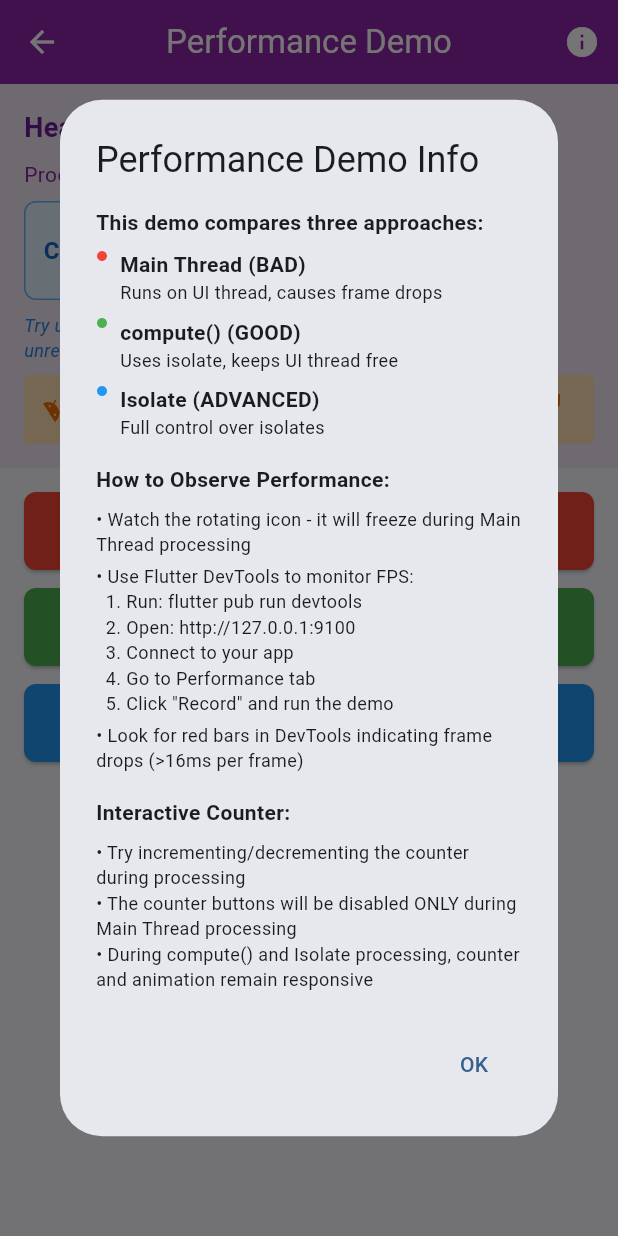
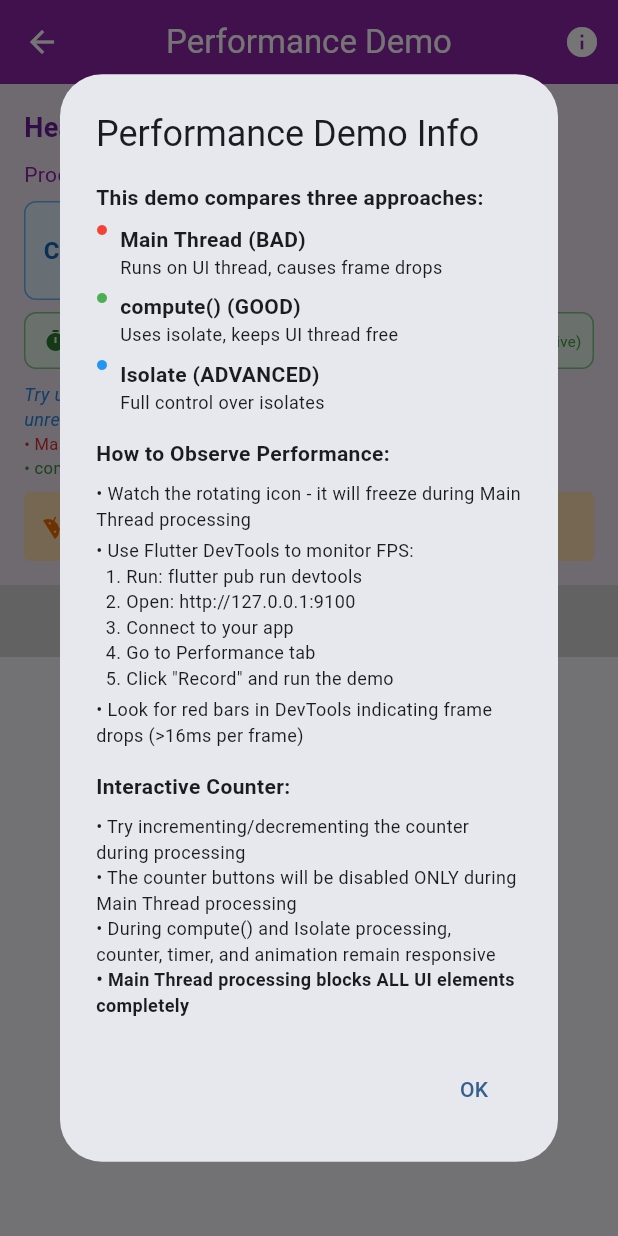
Before and after one commit to masrurimz/luar_sekolah_lms, a Flutter app: the PerformanceDemoPage screen opened by its route, after a tap on the "info" icon, on a phone screen of 412 x 824 dp. Run offline on Flutter 3.47's test engine with Material 3 defaults, Android fonts, the phone set to English and light mode, and no system bars; our stand-ins replace cloud_firestore, dio, firebase_auth, firebase_core, firebase_messaging, flutter_local_notifications and 3 more; accounts and stored records are empty; generated files the repository leaves out were written again; statements that could not run were skipped.

Commit message:
fix: properly demonstrate UI blocking with truly synchronous main thread processing
- Fixed main thread processing to remove all yields (setState, Future.delayed)
- Made main thread processing truly blocking without any UI updates during computation
- Added timer indicator to clearly show UI responsiveness differences
- Updated UI messaging to clearly explain expected behavior
- Increased computation intensity for clearer demonstration
- Main thread now blocks ALL UI (animation, counter, timer, navigation)
- compute() and Isolate keep ALL UI responsive as expected

```diff
--- a/lib/week11/presentation/pages/performance_demo_page.dart
+++ b/lib/week11/presentation/pages/performance_demo_page.dart
@@ -1,11 +1,14 @@
 // lib/week11/presentation/pages/performance_demo_page.dart
 import 'dart:math';
 import 'dart:isolate';
+import 'dart:async';
 
 import 'package:flutter/foundation.dart';
 import 'package:flutter/material.dart';
 
-const iterations = 6;
+import '../../utils/compute_utils.dart';
+
+const iterations = 1000; // High enough to demonstrate blocking
 
 class PerformanceDemoPage extends StatefulWidget {
   const PerformanceDemoPage({super.key});
@@ -21,25 +24,39 @@ class _PerformanceDemoPageState extends State<PerformanceDemoPage>
   String processTime = '';
   String currentMethod = '';
   int counter = 0; // Simple counter to demonstrate UI freezing
+  int timerCount = 0; // Timer to show UI responsiveness
   late AnimationController _animationController;
   late Animation<double> _animation;
+  late Timer _timer; // Timer for periodic updates
 
   @override
   void initState() {
     super.initState();
     _animationController = AnimationController(
-      duration: const Duration(milliseconds: 1000), // Faster animation for better visibility
+      duration: const Duration(
+        milliseconds: 1000,
+      ), // Faster animation for better visibility
       vsync: this,
     )..repeat();
     _animation = Tween<double>(
       begin: 0,
       end: 1, // Changed from 360 to 1 for turns property
     ).animate(_animationController);
+
+    // Start timer to show UI responsiveness
+    _timer = Timer.periodic(Duration(seconds: 1), (timer) {
+      if (!isProcessing) { // Only update timer when not processing
+        setState(() {
+          timerCount++;
+        });
+      }
+    });
   }
 
   @override
   void dispose() {
     _animationController.dispose();
+    _timer.cancel(); // Cancel the timer
     super.dispose();
   }
 
@@ -104,13 +121,50 @@ class _PerformanceDemoPageState extends State<PerformanceDemoPage>
                       SizedBox(width: 12),
                       IconButton(
                         icon: Icon(Icons.remove, color: Colors.blue[800]),
-                        onPressed: isProcessing ? null : () => setState(() => counter--),
+                        onPressed: isProcessing
+                            ? null
+                            : () => setState(() => counter--),
                         tooltip: 'Decrement counter',
                       ),
                       IconButton(
                         icon: Icon(Icons.add, color: Colors.blue[800]),
-                        onPressed: isProcessing ? null : () => setState(() => counter++),
+                        onPressed: isProcessing
+                            ? null
+                            : () => setState(() => counter++),
                         tooltip: 'Increment counter',
+                      ),
+                    ],
+                  ),
+                ),
+                SizedBox(height: 8),
+                // Timer to show UI responsiveness
+                Container(
+                  padding: EdgeInsets.symmetric(horizontal: 12, vertical: 8),
+                  decoration: BoxDecoration(
+                    color: Colors.green[50],
+                    borderRadius: BorderRadius.circular(8),
+                    border: Border.all(color: Colors.green[300]!),
+                  ),
+                  child: Row(
+                    mainAxisSize: MainAxisSize.min,
+                    children: [
+                      Icon(Icons.timer, color: Colors.green[800], size: 16),
+                      SizedBox(width: 8),
+                      Text(
+                        'Timer: $timerCount seconds',
+                        style: TextStyle(
+                          fontSize: 14,
+                          fontWeight: FontWeight.bold,
+                          color: Colors.green[800],
+                        ),
+                      ),
+                      SizedBox(width: 8),
+                      Text(
+                        '(updates every second when UI is responsive)',
+                        style: TextStyle(
+                          fontSize: 10,
+                          color: Colors.green[600],
+                        ),
                       ),
                     ],
                   ),
@@ -122,6 +176,20 @@ class _PerformanceDemoPageState extends State<PerformanceDemoPage>
                     fontSize: 12,
                     color: Colors.blue[600],
                     fontStyle: FontStyle.italic,
+                  ),
+                ),
+                Text(
+                  '• Main Thread: Counter/TIMER will FREEZE completely',
+                  style: TextStyle(
+                    fontSize: 11,
+                    color: Colors.red[700],
+                  ),
+                ),
+                Text(
+                  '• compute()/Isolate: Counter/TIMER remain responsive',
+                  style: TextStyle(
+                    fontSize: 11,
+                    color: Colors.green[700],
                   ),
                 ),
                 if (processTime.isNotEmpty) ...[
@@ -162,7 +230,7 @@ class _PerformanceDemoPageState extends State<PerformanceDemoPage>
                       SizedBox(width: 8),
                       Expanded(
                         child: Text(
-                          'UI Animation: Should always run smoothly (except during Main Thread processing)',
+                          'UI Animation: FREEZES during Main Thread processing, RUNS during compute()/Isolate',
                           style: TextStyle(
                             fontSize: 12,
                             fontWeight: FontWeight.bold,
@@ -207,6 +275,30 @@ class _PerformanceDemoPageState extends State<PerformanceDemoPage>
                 ),
               ],
             ),
+            SizedBox(height: 16),
+            Text(
+              'Click buttons below to test different processing methods:',
+              style: TextStyle(
+                fontSize: 14,
+                fontWeight: FontWeight.bold,
+                color: Colors.grey[700],
+              ),
+            ),
+            Text(
+              '• Main Thread: Blocks ALL UI (Animation, Counter, Timer, Navigation)',
+              style: TextStyle(
+                fontSize: 12,
+                color: Colors.red[700],
+              ),
+            ),
+            Text(
+              '• compute()/Isolate: Keeps ALL UI responsive',
+              style: TextStyle(
+                fontSize: 12,
+                color: Colors.green[700],
+              ),
+            ),
+            SizedBox(height: 8),
           ),
 
           // Results
@@ -229,7 +321,17 @@ class _PerformanceDemoPageState extends State<PerformanceDemoPage>
                         ),
                         SizedBox(height: 8),
                         Text(
-                          'Notice how the rotating icon freezes ONLY during Main Thread processing',
+                          'Notice how the rotating icon freezes during Main Thread processing',
+                          style: TextStyle(
+                            fontSize: 11,
+                            color: Colors.orange[700],
+                            fontStyle: FontStyle.italic,
+                          ),
+                          textAlign: TextAlign.center,
+                        ),
+                        SizedBox(height: 4),
+                        Text(
+                          'Counter and Timer also freeze during Main Thread processing',
                           style: TextStyle(
                             fontSize: 11,
                             color: Colors.orange[700],
@@ -322,21 +424,13 @@ class _PerformanceDemoPageState extends State<PerformanceDemoPage>
 
     final stopwatch = Stopwatch()..start();
 
-    // Heavy computation on main thread (BAD!)
-    // Reduce item count but keep computation intensive
+    // Heavy computation on main thread (BAD!) - Truly blocking without yields
+    // Process all items synchronously without any UI updates or delays
     for (int i = 1; i <= iterations; i++) {
-      final result = cpuIntensiveTask(i);
+      final result = _mainThreadIntensiveTask(i); // Use intensive task for main thread
       processedItems.add(result);
-
-      // Update UI more frequently to show progress and make freezing more apparent
-      if (i % 5 == 0) {
-        setState(() {}); // Update UI periodically
-      }
-
-      // Add small delay to make UI freezing more apparent
-      if (i % 25 == 0) {
-        await Future.delayed(Duration(milliseconds: 10));
-      }
+      // NO setState() calls during processing - this would yield to event loop
+      // NO Future.delayed() calls - this would yield to event loop
     }
 
     stopwatch.stop();
@@ -344,6 +438,69 @@ class _PerformanceDemoPageState extends State<PerformanceDemoPage>
       isProcessing = false;
       processTime = '${stopwatch.elapsedMilliseconds}ms (Main Thread)';
     });
+  }
+
+  /// Intensive CPU task specifically for main thread processing
+  /// This version is designed to truly block the UI to demonstrate the problem
+  String _mainThreadIntensiveTask(int value) {
+    // Create a very complex, non-optimizable computation
+    // Fibonacci-like recursive calculation with high recursion depth
+    double result = _expensiveRecursiveCalculation(
+      value % 25 + 15, // High recursion depth for main thread
+    );
+
+    // Add very complex mathematical operations with many iterations
+    for (int i = 0; i < 2000; i++) { // High iteration count
+      result = sqrt(result.abs()) * sin(result) + cos(result);
+      result = result * result * 0.001 + result * 0.1;
+      result = result + sqrt(result.abs() + 1.0);
+
+      // Matrix-like operations (simulated) with many iterations
+      for (int j = 0; j < 20; j++) { // High inner loop count
+        result = result * 1.001 + sqrt(result.abs()) * 0.01;
+        result = result / (result.abs() + 0.0001);
+
+        // Add more complex operations
+        result = result * sin(result) + cos(result) * 1.01;
+        result = result + sqrt(result.abs() + 2.0) * 0.5;
+
+        // Even more operations to increase intensity
+        result = result * result * 0.0001 + result * 0.01;
+        result = result + sqrt(result.abs() + 3.0) * 0.3;
+      }
+    }
+
+    return 'Processed Item $value: ${result.toStringAsFixed(2)}';
+  }
+
+  /// Very expensive recursive calculation for main thread processing
+  double _expensiveRecursiveCalculation(int n) {
+    if (n <= 1) return 1.0;
+
+    // Create branching recursive calls with high branching factor
+    double result = 0.0;
+    for (int i = 1; i <= 4; i++) { // High branching factor
+      if (n - i >= 0) {
+        result += _expensiveRecursiveCalculation(n - i) * (i * 0.1);
+      }
+    }
+
+    // Add many irrational number calculations
+    result += sqrt(2.0) * 3.14159 * 2.71828;
+    result = result * 1.61803; // Golden ratio
+    result += sqrt(3.0) * 2.71828 * 3.14159;
+    result = result * 2.71828; // Euler's number
+
+    // Add very complex operations with many iterations
+    for (int i = 0; i < 100; i++) { // High iteration count
+      result = sqrt(result.abs()) + sin(result) * cos(result);
+      result = result * 1.0001 + result / (result.abs() + 0.001);
+      result = result + sqrt(result.abs() + 1.5) * 0.3;
+      result = result * sin(result) + cos(result) * 0.7;
+      result = result + sqrt(result.abs() + 2.5) * 0.4;
+    }
+
+    return result;
   }
 
   void _processWithCompute() async {
@@ -359,7 +516,17 @@ class _PerformanceDemoPageState extends State<PerformanceDemoPage>
     final stopwatch = Stopwatch()..start();
 
     try {
-      final results = await compute(_processDataInBackground, 100);
+      // Add timeout protection to prevent indefinite waiting
+      final results = await compute(processDataInBackground, iterations)
+          .timeout(
+            Duration(seconds: 30),
+            onTimeout: () {
+              throw TimeoutException(
+                'Compute processing timed out',
+                Duration(seconds: 30),
+              );
+            },
+          );
 
       stopwatch.stop(); // Stop stopwatch before setState for consistency
       if (!context.mounted) return;
@@ -393,9 +560,24 @@ class _PerformanceDemoPageState extends State<PerformanceDemoPage>
 
     try {
       final receivePort = ReceivePort();
-      await Isolate.spawn(_processDataInIsolate, [receivePort.sendPort, 100]);
+      await Isolate.spawn(processDataInIsolate, [
+        receivePort.sendPort,
+        iterations,
+      ]);
 
-      final results = await receivePort.first as List<String>;
+      // Add timeout protection to prevent indefinite waiting
+      final results =
+          await receivePort.first.timeout(
+                Duration(seconds: 30),
+                onTimeout: () {
+                  receivePort.close();
+                  throw TimeoutException(
+                    'Isolate processing timed out',
+                    Duration(seconds: 30),
+                  );
+                },
+              )
+              as List<String>;
       receivePort.close(); // Close immediately after getting results
 
       stopwatch.stop();
@@ -405,8 +587,6 @@ class _PerformanceDemoPageState extends State<PerformanceDemoPage>
         isProcessing = false;
         processTime = '${stopwatch.elapsedMilliseconds}ms (Isolate)';
       });
-
-      receivePort.close();
     } catch (e) {
       if (!context.mounted) return;
       setState(() {
@@ -484,8 +664,12 @@ class _PerformanceDemoPageState extends State<PerformanceDemoPage>
               style: TextStyle(fontSize: 12),
             ),
             Text(
-              '• During compute() and Isolate processing, counter and animation remain responsive',
+              '• During compute() and Isolate processing, counter, timer, and animation remain responsive',
               style: TextStyle(fontSize: 12),
+            ),
+            Text(
+              '• Main Thread processing blocks ALL UI elements completely',
+              style: TextStyle(fontSize: 12, fontWeight: FontWeight.bold),
             ),
           ],
         ),
@@ -518,98 +702,3 @@ class _PerformanceDemoPageState extends State<PerformanceDemoPage>
     );
   }
 }
-
-// Background processing function for compute()
-List<String> _processDataInBackground(int count) {
-  List<String> results = [];
-  // Process the specified count of items
-  for (int i = 1; i <= count; i++) {
-    final result = cpuIntensiveTask(i);
-    results.add(result);
-  }
-  return results;
-}
-
-// Background processing function for isolate
-void _processDataInIsolate(List<dynamic> args) {
-  SendPort sendPort = args[0];
-  int count = args[1];
-
-  List<String> results = [];
-  // Process the specified count of items
-  for (int i = 1; i <= count; i++) {
-    final result = cpuIntensiveTask(i);
-    results.add(result);
-  }
-  sendPort.send(results);
-}
-
-String cpuIntensiveTask(int value) {
-  // Create a more complex, non-optimizable computation
-  // Fibonacci-like recursive calculation that grows exponentially
-  double result = _expensiveRecursiveCalculation(
-    value % 25 + 15,
-  ); // Increase recursion depth
-
-  // Add more complex mathematical operations
-  for (int i = 0; i < 2000; i++) {
-    // Increase iterations
-    result = sqrt(result.abs()) * sin(result) + cos(result);
-    result = result * result * 0.001 + result * 0.1;
-    result = result + sqrt(result.abs() + 1.0);
-
-    // Matrix-like operations (simulated)
-    for (int j = 0; j < 20; j++) {
-      // Increase inner loop
-      result = result * 1.001 + sqrt(result.abs()) * 0.01;
-      result = result / (result.abs() + 0.0001);
-
-      // Add prime number checking simulation
-      if (j % 7 == 0) {
-        result = result + (_isPrime(j + 100) ? 1.61803 : 0.61803);
-      }
-    }
-  }
-
-  return 'Processed Item $value: ${result.toStringAsFixed(2)}';
-}
-
-// Expensive recursive calculation that can't be optimized
-double _expensiveRecursiveCalculation(int n) {
-  if (n <= 1) return 1.0;
-
-  // Create branching recursive calls that can't be optimized
-  double result = 0.0;
-  for (int i = 1; i <= 4; i++) {
-    // Increase branching
-    if (n - i >= 0) {
-      result += _expensiveRecursiveCalculation(n - i) * (i * 0.1);
-    }
-  }
-
-  // Add some irrational number calculations
-  result += sqrt(2.0) * 3.14159 * 2.71828;
-  result = result * 1.61803; // Golden ratio
-
-  // Add more complex operations
-  for (int i = 0; i < 100; i++) {
-    result = sqrt(result.abs()) + sin(result) * cos(result);
-    result = result * 1.0001 + result / (result.abs() + 0.001);
-  }
-
-  return result;
-}
-
-// Simulate prime number checking (expensive operation)
-bool _isPrime(int n) {
-  if (n <= 1) return false;
-  if (n <= 3) return true;
-  if (n % 2 == 0 || n % 3 == 0) return false;
-
-  for (int i = 5; i * i <= n; i += 6) {
-    if (n % i == 0 || n % (i + 2) == 0) {
-      return false;
-    }
-  }
-  return true;
-}
```
Also changed, not shown: lib/week11/utils/compute_utils.dart (added, +81 -0 lines).
